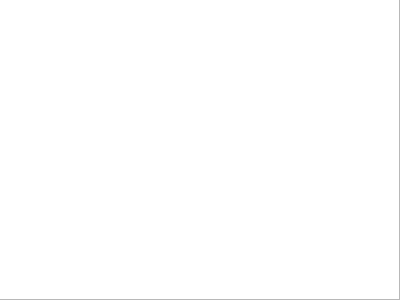
jDan735/qtcanobu, file statistics.ui: the form before one commit.
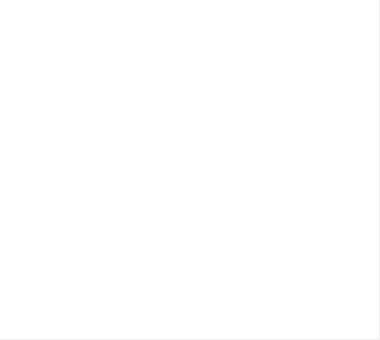
The form after the commit. Icons and pictures are not drawn.

Commit message: Delete table border

```diff
--- a/statistics.ui
+++ b/statistics.ui
@@ -6,8 +6,8 @@
    <rect>
     <x>0</x>
     <y>0</y>
-    <width>400</width>
-    <height>300</height>
+    <width>380</width>
+    <height>340</height>
    </rect>
   </property>
   <property name="windowTitle">
@@ -22,10 +22,16 @@
     <rect>
      <x>-1</x>
      <y>-1</y>
-     <width>401</width>
-     <height>301</height>
+     <width>380</width>
+     <height>340</height>
     </rect>
    </property>
+   <property name="frameShape">
+    <enum>QFrame::NoFrame</enum>
+   </property>
+   <property name="gridStyle">
+    <enum>Qt::SolidLine</enum>
+   </property>
   </widget>
  </widget>
  <resources>
```
